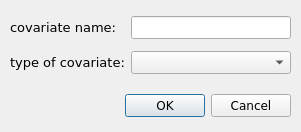
First picture: the form in src/forms/new_covariate_dlg.ui, repository AliSalman-et-al/openmeta-analyst-community, before the edit.
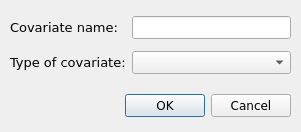
Second picture: the form after the edit. Icons and pictures are not drawn.

```diff
--- a/src/forms/new_covariate_dlg.ui
+++ b/src/forms/new_covariate_dlg.ui
@@ -77,7 +77,7 @@
        </font>
       </property>
       <property name="text">
-       <string>covariate name:</string>
+       <string>Covariate name:</string>
       </property>
      </widget>
     </item>
@@ -102,7 +102,7 @@
        </font>
       </property>
       <property name="text">
-       <string>type of covariate:</string>
+       <string>Type of covariate:</string>
       </property>
      </widget>
     </item>
```
